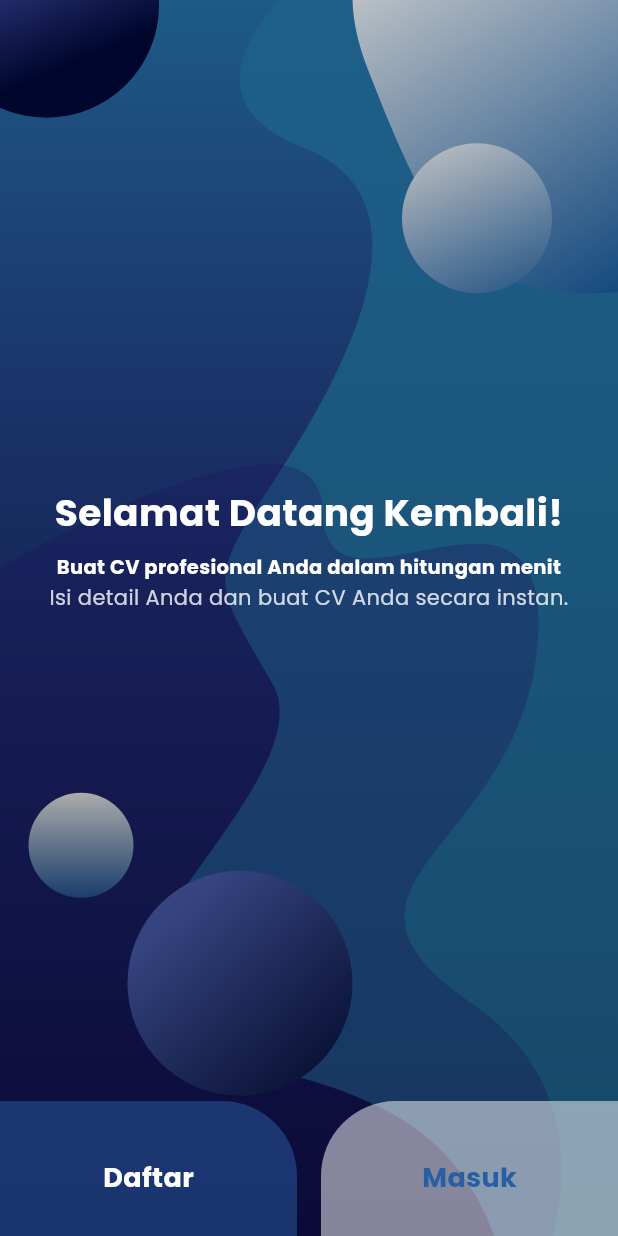
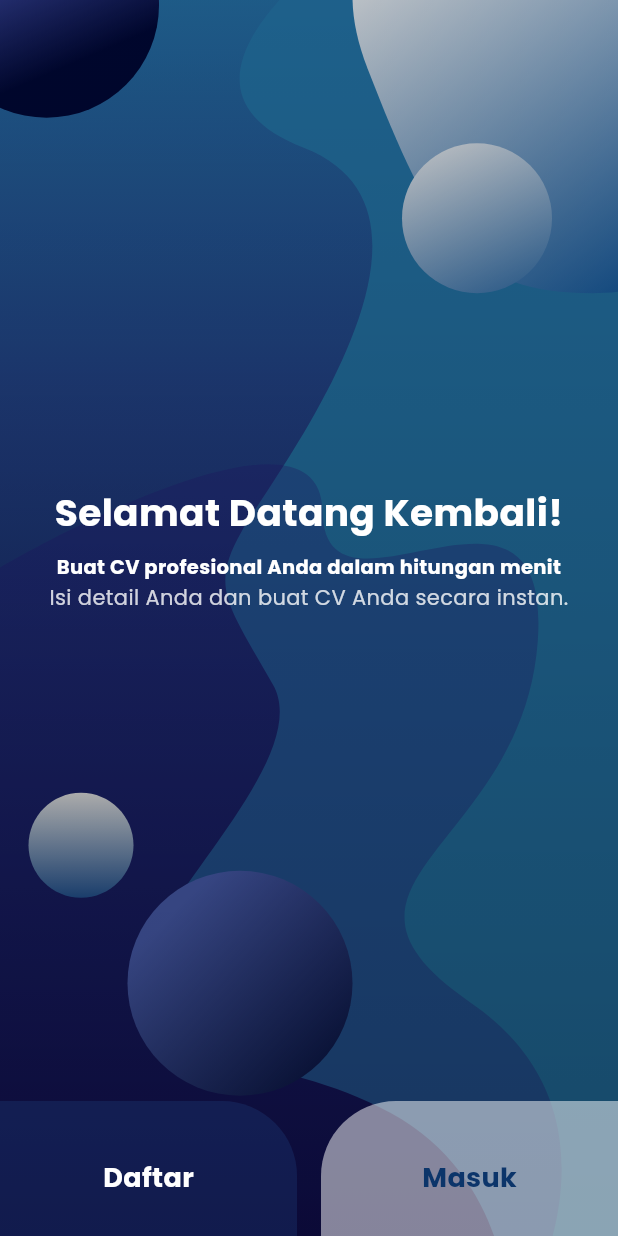
Before and after one commit to ahmadsyafik/cv_maker, a Flutter app: the screen it shows after launch, on a phone screen of 412 x 824 dp. Run offline on Flutter 3.47's test engine with Material 3 defaults, Android fonts, the phone set to English and light mode, and no system bars; our stand-ins replace cloud_firestore, firebase_auth, firebase_core, flutter_svg, google_fonts, google_sign_in and 2 more; missing offline and left inert: downloadsfolder, flutter_pdfview; accounts and stored records are empty.

Commit message:
update background landing page

```diff
--- a/lib/pages/auth/landing_page.dart
+++ b/lib/pages/auth/landing_page.dart
@@ -147,7 +147,7 @@
                             padding: const EdgeInsets.only(top: 38),
                             decoration: BoxDecoration(
                               color: const Color(0xFF285EA4)
-                                  .withValues(alpha: 0.5),
+                                  .withValues(alpha: 0.2),
                               borderRadius: const BorderRadius.only(
                                 topRight: Radius.circular(50),
                               ),
@@ -189,7 +189,7 @@
                               style: TextStyle(
                                 fontSize: 18,
                                 fontWeight: FontWeight.w700,
-                                color: Color(0xFF285EA4),
+                                color: Color.fromARGB(255, 12, 53, 106),
                               ),
                             ),
                           ),
```
